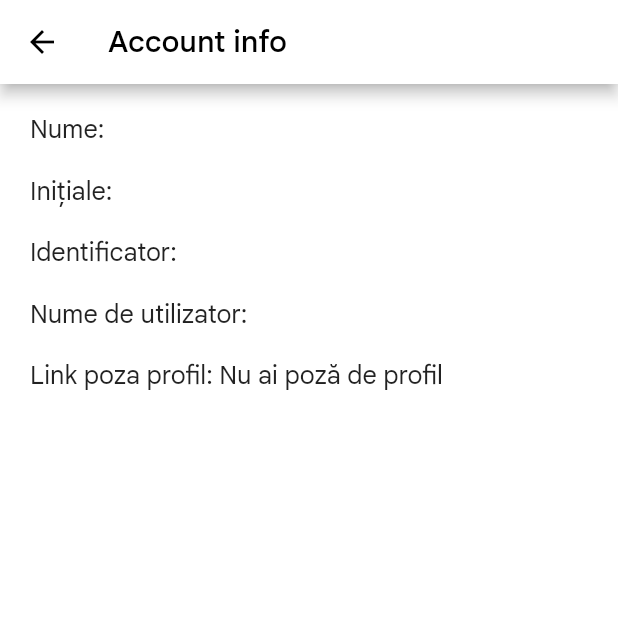
After one commit to iamcosmin/Allo, a Flutter app: the C screen opened directly, after a tap on "Account info", on a phone screen of 412 x 824 dp, the top half of it. The commit adds this screen. Run offline on Flutter 3.47's test engine with Material 2 defaults, Android fonts, the phone set to English and light mode, and no system bars; our stand-ins replace awesome_notifications, cached_network_image, cloud_firestore, firebase_auth, firebase_core, firebase_messaging and 7 more; accounts and stored records are empty.

Commit message:
Account info section, the algorithm of searching chats is improved,

```diff
--- /dev/null
+++ b/lib/interface/home/accountinfo.dart
@@ -0,0 +1,56 @@
+import 'package:allo/logic/core.dart';
+import 'package:flutter/material.dart';
+import 'package:flutter_hooks/flutter_hooks.dart';
+
+class AccountInfo extends HookWidget {
+  const AccountInfo({Key? key}) : super(key: key);
+
+  @override
+  Widget build(BuildContext context) {
+    final username = useState('');
+    useEffect(() {
+      Future.microtask(() async {
+        username.value = await Core.auth.user.username;
+      });
+    }, const []);
+    return Scaffold(
+      appBar: AppBar(
+        title: const Text('Account info'),
+      ),
+      body: Padding(
+        padding: const EdgeInsets.all(20),
+        child: Column(
+          crossAxisAlignment: CrossAxisAlignment.start,
+          children: [
+            SelectableText(
+              'Nume: ' + Core.auth.user.name,
+              style: const TextStyle(fontSize: 17),
+            ),
+            const Padding(padding: EdgeInsets.only(top: 20)),
+            SelectableText(
+              'Inițiale: ' + Core.auth.user.nameInitials,
+              style: const TextStyle(fontSize: 17),
+            ),
+            const Padding(padding: EdgeInsets.only(top: 20)),
+            SelectableText(
+              'Identificator: ' + Core.auth.user.uid,
+              style: const TextStyle(fontSize: 17),
+            ),
+            const Padding(padding: EdgeInsets.only(top: 20)),
+            SelectableText(
+              'Nume de utilizator: ' + username.value,
+              style: const TextStyle(fontSize: 17),
+            ),
+            const Padding(padding: EdgeInsets.only(top: 20)),
+            SelectableText(
+              'Link poza profil: ' +
+                  (Core.auth.user.profilePicture ?? 'Nu ai poză de profil'),
+              style: const TextStyle(fontSize: 17),
+            ),
+            const Padding(padding: EdgeInsets.only(top: 20)),
+          ],
+        ),
+      ),
+    );
+  }
+}
--- a/lib/interface/home/concentrated.dart
+++ b/lib/interface/home/concentrated.dart
@@ -1,4 +1,5 @@
 import 'package:allo/components/settings_list.dart';
+import 'package:allo/interface/home/accountinfo.dart';
 import 'package:allo/interface/home/typingbubble.dart';
 import 'package:flutter/material.dart';
 import 'package:flutter_hooks/flutter_hooks.dart';
@@ -26,6 +27,14 @@ class C extends HookWidget {
             ),
           ),
           ListTile(
+            title: const Text('Account info'),
+            onTap: () => Navigator.of(context).push(
+              MaterialPageRoute(
+                builder: (context) => const AccountInfo(),
+              ),
+            ),
+          ),
+          ListTile(
             title: const Text('Reactions'),
             trailing: Switch(
               value: reactions.value,
--- a/lib/interface/home/home.dart
+++ b/lib/interface/home/home.dart
@@ -13,7 +13,7 @@ class Home extends HookWidget {
     final chats = useProvider(loadChats);
     final chatsMethod = useProvider(loadChats.notifier);
     useEffect(() {
-      chatsMethod.getChatsData(context);
+      chatsMethod.newGetChatsData(context);
     }, const []);
 
     String type(type) {
@@ -54,7 +54,7 @@ class Home extends HookWidget {
         ],
         body: RefreshIndicator(
           triggerMode: RefreshIndicatorTriggerMode.onEdge,
-          onRefresh: () async => await chatsMethod.getChatsData(context),
+          onRefresh: () async => await chatsMethod.newGetChatsData(context),
           child: ListView(
             shrinkWrap: true,
             padding: const EdgeInsets.only(top: 10),
@@ -83,7 +83,7 @@ class Home extends HookWidget {
                     ),
                   ),
                 ],
-              ] else if (chats[0] == 'Loading') ...[
+              ] else if (chats == ['Loading']) ...[
                 const Center(
                   child: Padding(
                     padding: EdgeInsets.only(top: 50),
--- a/pubspec.yaml
+++ b/pubspec.yaml
@@ -1,7 +1,7 @@
 name: allo
 description: Chat app
 publish_to: 'none'
-version: 1.3.0+147
+version: 1.3.1+148
 
 environment:
   sdk: ">=2.13.0 <3.0.0"
```
Also changed, not shown: lib/main.dart (+10 -10 lines), lib/repositories/chats_repository.dart (+46 -0 lines).
